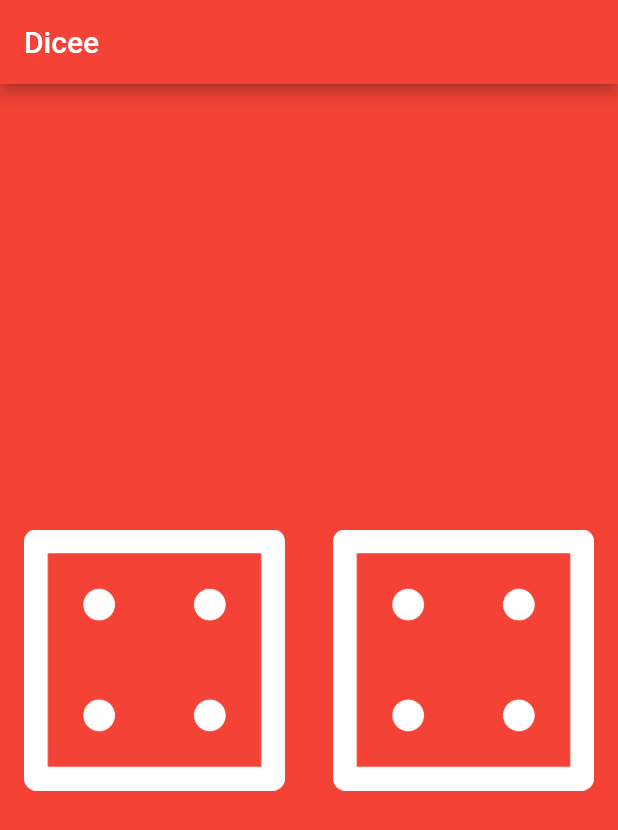
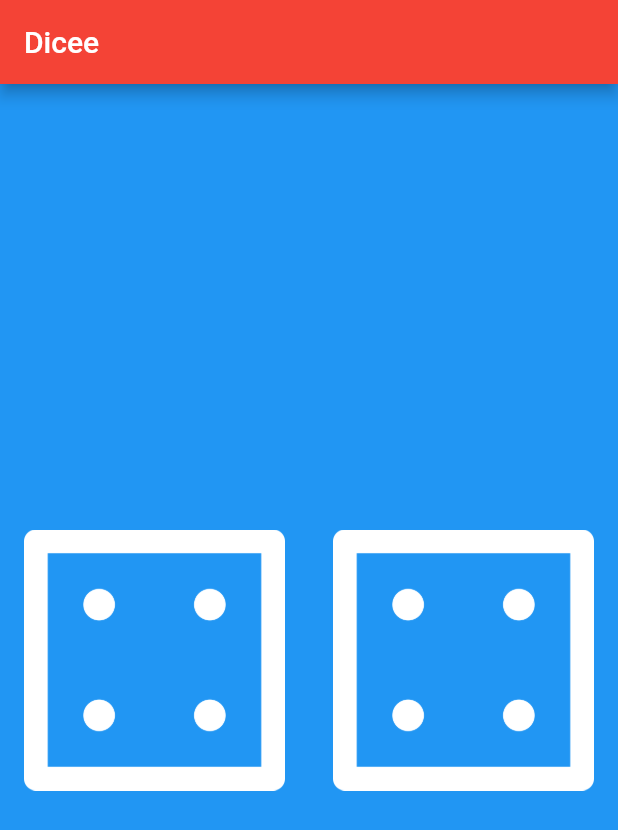
Before and after one commit to Baluds/Dice_game, a Flutter app: the screen it shows after launch, on a phone screen of 412 x 824 dp. Shown: the top 830 px of the screen. Run offline on Flutter 3.47's test engine with Material 2 defaults, Android fonts, the phone set to English and light mode, and no system bars.

Commit message:
Hacktober Fest

```diff
--- a/lib/main.dart
+++ b/lib/main.dart
@@ -57,14 +57,14 @@ class _MyHomePageState extends State<MyHomePage> {
   @override
   Widget build(BuildContext context) {
     return Scaffold(
-        backgroundColor: Colors.red,
+        backgroundColor: Colors.blue,
         appBar: AppBar(
           title: Text('Dicee'),
           backgroundColor: Colors.red,
         ),
         body: Center(
           child: Row(
-            mainAxisAlignment: MainAxisAlignment.spaceAround,
+            mainAxisAlignment: MainAxisAlignment.center,
             children: <Widget>[
               Expanded(
                 child: FlatButton(
```
